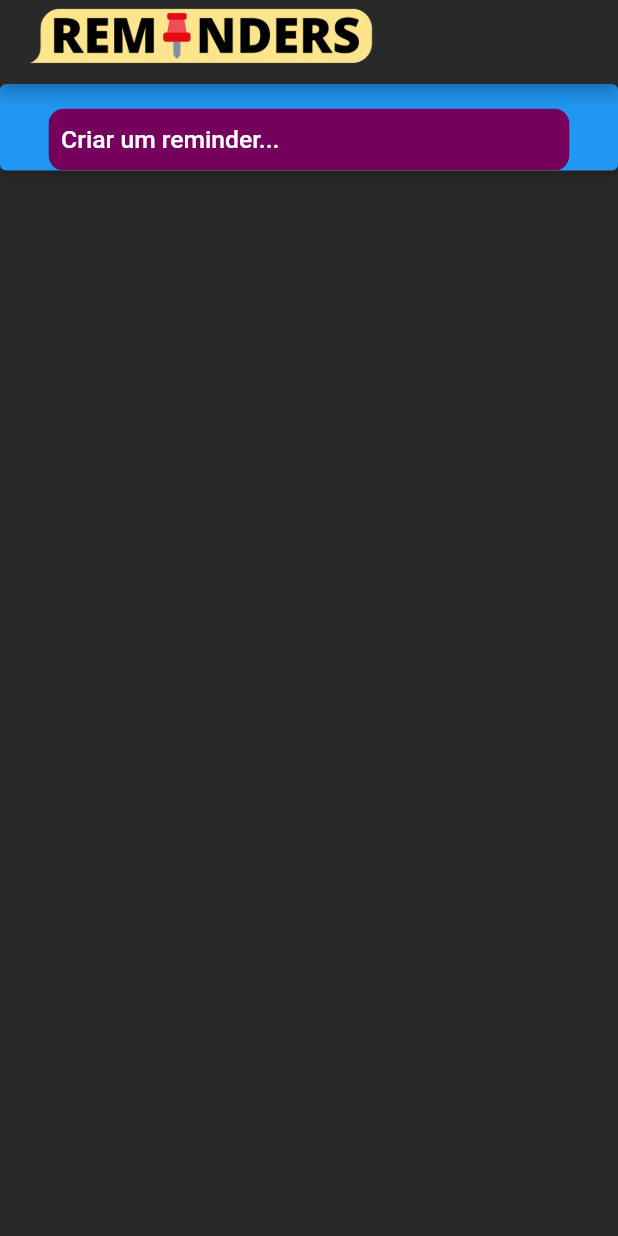
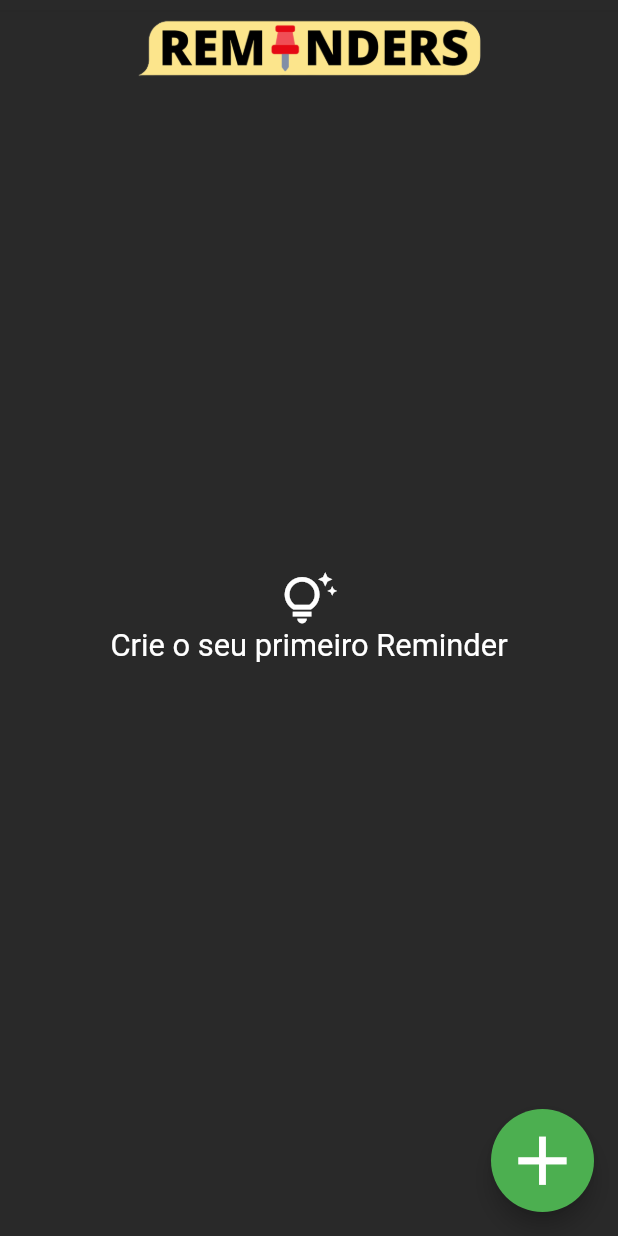
Before and after one commit to pedroamota/fetin, a Flutter app: the screen it shows after launch, on a phone screen of 412 x 824 dp. Run offline on Flutter 3.47's test engine with Material 2 defaults, Android fonts, the phone set to English and light mode, and no system bars; our stand-ins replace flutter_local_notifications, sizer, sqflite; missing offline and left inert: installed_apps; accounts and stored records are empty.

Commit message:
final version

```diff
--- a/reminders/lib/controller/Database.dart
+++ b/reminders/lib/controller/Database.dart
@@ -55,6 +55,7 @@ class DBLocal {
     List<Map> list = await db.rawQuery('SELECT * FROM lembretes');
 
     if (list.length != 0) {
+
       list.forEach(
         (element) {
           Reminder aux = Reminder();
--- a/reminders/lib/main.dart
+++ b/reminders/lib/main.dart
@@ -17,6 +17,7 @@ void main() {
 }
 
 class MyApp extends StatelessWidget {
+
   const MyApp({Key? key}) : super(key: key);
   @override
   Widget build(BuildContext context) {
--- a/reminders/lib/view/HomePage.dart
+++ b/reminders/lib/view/HomePage.dart
@@ -2,11 +2,14 @@ import 'dart:async';
 import 'package:flutter/material.dart';
 import 'package:installed_apps/app_info.dart';
 import 'package:installed_apps/installed_apps.dart';
+import 'package:provider/provider.dart';
 import 'package:reminders/controller/Database.dart';
 import 'package:reminders/models/reminder.dart';
 import 'package:reminders/view/NewReminder.dart';
 import 'package:reminders/core/colors.dart';
 import 'package:sizer/sizer.dart';
+
+import '../controller/FlutterNotification.dart';
 
 class MyHomePage extends StatefulWidget {
   const MyHomePage({Key? key, required this.title}) : super(key: key);
@@ -21,10 +24,6 @@ class _MyHomePageState extends State<MyHomePage> {
   bool hasData = true;
   late Reminder listReminders;
 
-  printMensage() {
-    print("---------------------Verificação---------------------");
-  }
-
   Future getAllApps() async {
     List<AppInfo> aux = await InstalledApps.getInstalledApps();
 
@@ -34,7 +33,7 @@ class _MyHomePageState extends State<MyHomePage> {
   }
 
   Future<Reminder> recuperaReminder() async {
-    Reminder aux = await DBLocal().getAllReminders();
+    Reminder aux = Reminder();
 
     /*
     if (aux != 0) {
@@ -53,7 +52,6 @@ class _MyHomePageState extends State<MyHomePage> {
   @override
   void initState() {
     getAllApps();
-    timer = Timer.periodic(Duration(seconds: 20), (Timer t) => printMensage());
     super.initState();
   }
 
@@ -65,53 +63,58 @@ class _MyHomePageState extends State<MyHomePage> {
 
   @override
   Widget build(BuildContext context) {
-    Future<Reminder> lembrete = recuperaReminder();
+    return Scaffold(
+      floatingActionButton: Container(
 
-    return Scaffold(
-      backgroundColor: AppColors.background,
-      appBar: AppBar(
-        backgroundColor: AppColors.background,
-        title: Container(
-            padding: EdgeInsets.only(top: 5.sp),
-            height: 14.h,
-            child: Image(image: AssetImage("assets/reminders.png"))),
-      ),
-      body: Stack(
-        children: [
-          ElevatedButton(
-            onPressed: () {
-              Navigator.push(
+        width: 50.sp,
+        height: 50.sp,
+        child: FloatingActionButton(
+          backgroundColor: Colors.green,
+          onPressed: () => Navigator.push(
             context,
             MaterialPageRoute(
                 builder: (context) => NewReminder(
                       listApp: listApp,
                     )),
-              );
-            },
-            child: Container(
-              margin: EdgeInsets.only(
-                top: 2.h,
-                left: 4.w,
-                right: 4.w,
           ),
-              decoration: BoxDecoration(
-                color: Color.fromARGB(255, 151, 151, 151),
-                backgroundBlendMode: BlendMode.difference,
-                borderRadius: BorderRadius.circular(10),
+          child: Icon(
+            Icons.add_outlined,
+            size: 40.sp,
           ),
-              //width: size.width,
-              height: 5.h,
-              child: Row(
+        ),
+      ),
+      backgroundColor: AppColors.background,
+      body: Stack(
         children: [
-                  SizedBox(
-                    width: 1.h,
+          Container(
+            padding: EdgeInsets.only(top: 1.h),
+            alignment: Alignment.center,
+            child: AppBar(
+              backgroundColor: AppColors.background,
+              title: Container(
+                padding: EdgeInsets.only(top: 5.sp),
+                height: 14.h,
+                child: Image(
+                  image: AssetImage("assets/reminders.png"),
+                ),
+                width: 100.w,
+              ),
+            ),
+          ),
+          Center(
+            child: Column(
+              mainAxisAlignment: MainAxisAlignment.center,
+              children: <Widget>[
+                Icon(
+                  Icons.tips_and_updates_outlined,
+                  color: Colors.white,
+                  size: 9.w,
                 ),
                 Text(
-                    "Criar um reminder...",
-                    style: TextStyle(color: AppColors.text, fontSize: 4.w),
+                  'Crie o seu primeiro Reminder',
+                  style: TextStyle(color: Colors.white, fontSize: 5.w),
                 ),
               ],
-              ),
             ),
           ),
         ],
```
Also changed, not shown: reminders/lib/view/NewReminder.dart (+31 -10 lines), reminders/pubspec.yaml (+9 -0 lines), reminders/assets/launcher/background.png (added), reminders/assets/launcher/pined.png (added), reminders/pubspec.lock, 39 other files. Lines whose indentation alone changed are shown as unchanged.
